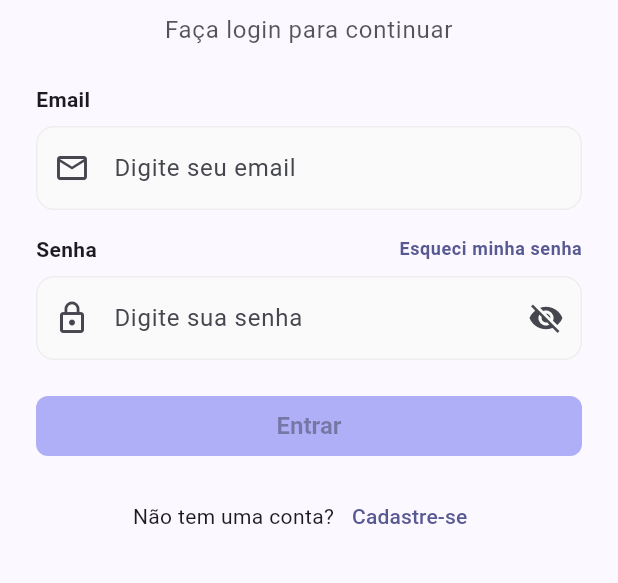
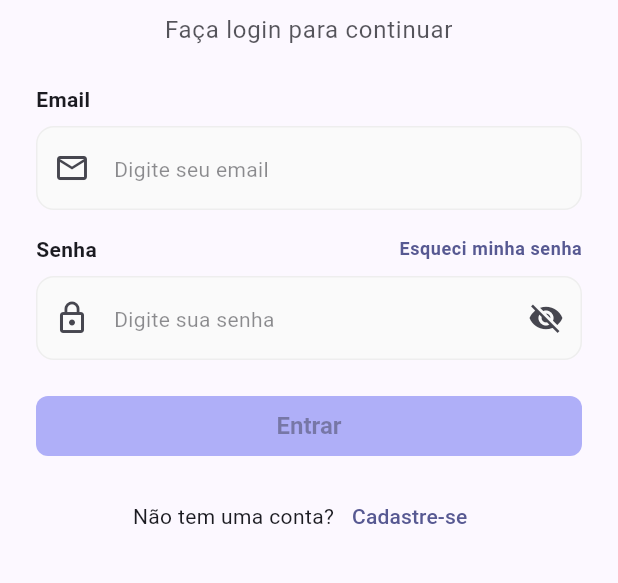
Before and after one commit to Joannegton/coisa-rapida-ui, a Flutter app: the screen it shows after launch, on a phone screen of 412 x 824 dp, the part 258-841 px from its top. Run offline on Flutter 3.47's test engine with Material 3 defaults, Android fonts, the phone set to English and light mode, and no system bars; our stand-ins replace dio, flutter_riverpod, flutter_secure_storage, go_router, logger, package_info_plus and 2 more; missing offline and left inert: validatorless; generated files the repository leaves out were written again.

Commit message:
fix: ajuste no style do placeholder

```diff
--- a/lib/shared/widgets/campo_texto_widget.dart
+++ b/lib/shared/widgets/campo_texto_widget.dart
@@ -61,6 +61,11 @@ class CampoTexto extends StatelessWidget {
           obscureText: obscureText ?? false,
           decoration: InputDecoration(
             hintText: placeholder,
+            hintStyle: Theme.of(context).textTheme.bodyMedium?.copyWith(
+              color: Theme.of(
+                context,
+              ).textTheme.bodyMedium?.color?.withAlpha(128),
+            ),
             prefixIcon: prefixIcon != null ? Icon(prefixIcon) : null,
             suffixIcon: suffixIcon != null
                 ? Focus(
```
